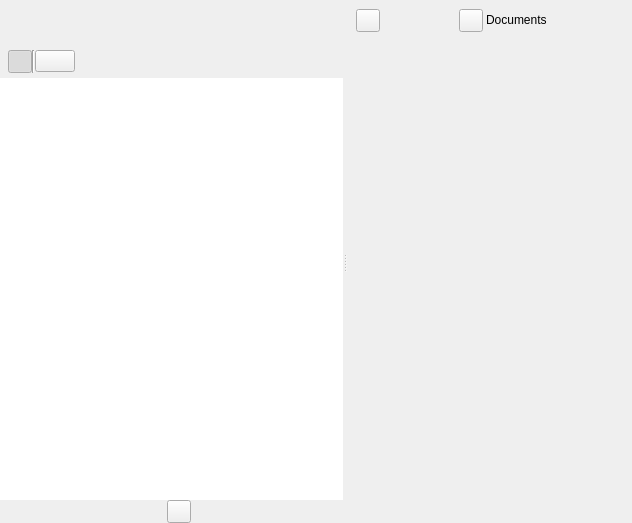
Qt form ui/notes_view.ui (zkovari/plotlyst) before a commit.
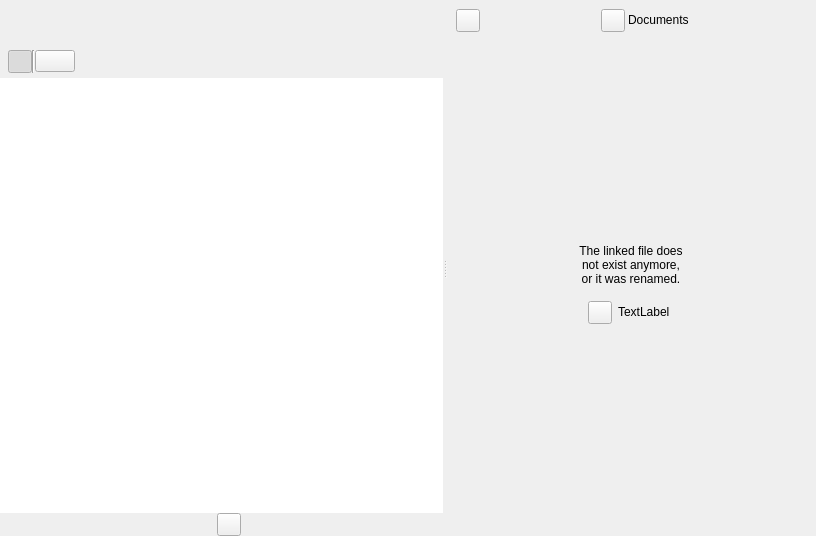
The same form after that commit. Custom widgets are drawn as their Qt base class.

Commit message: error msg

```diff
--- a/ui/notes_view.ui
+++ b/ui/notes_view.ui
@@ -6,8 +6,8 @@
    <rect>
     <x>0</x>
     <y>0</y>
-    <width>632</width>
-    <height>523</height>
+    <width>816</width>
+    <height>536</height>
    </rect>
   </property>
   <property name="windowTitle">
@@ -325,7 +325,7 @@
           </sizepolicy>
          </property>
          <property name="currentIndex">
-          <number>3</number>
+          <number>4</number>
          </property>
          <widget class="QWidget" name="docEditorPage">
           <property name="relaxed-white-bg" stdset="0">
@@ -395,6 +395,76 @@
            <bool>true</bool>
           </property>
          </widget>
+         <widget class="QWidget" name="missingFilePage">
+          <property name="relaxed-white-bg" stdset="0">
+           <bool>true</bool>
+          </property>
+          <layout class="QVBoxLayout" name="verticalLayout_7">
+           <item alignment="Qt::AlignHCenter|Qt::AlignVCenter">
+            <widget class="QWidget" name="widget" native="true">
+             <layout class="QVBoxLayout" name="verticalLayout_8">
+              <item>
+               <widget class="QLabel" name="lblMissingFile">
+                <property name="text">
+                 <string>The linked file does not exist anymore, or it was renamed.</string>
+                </property>
+                <property name="alignment">
+                 <set>Qt::AlignCenter</set>
+                </property>
+                <property name="wordWrap">
+                 <bool>true</bool>
+                </property>
+                <property name="textInteractionFlags">
+                 <set>Qt::LinksAccessibleByMouse|Qt::TextSelectableByMouse</set>
+                </property>
+                <property name="h3" stdset="0">
+                 <bool>true</bool>
+                </property>
+                <property name="error" stdset="0">
+                 <bool>true</bool>
+                </property>
+               </widget>
+              </item>
+              <item>
+               <widget class="QWidget" name="widget_2" native="true">
+                <layout class="QHBoxLayout" name="horizontalLayout_4">
+                 <item alignment="Qt::AlignTop">
+                  <widget class="QToolButton" name="btnMissingFile">
+                   <property name="text">
+                    <string/>
+                   </property>
+                   <property name="transparent" stdset="0">
+                    <bool>true</bool>
+                   </property>
+                  </widget>
+                 </item>
+                 <item>
+                  <widget class="QLabel" name="lblMissingFileReference">
+                   <property name="sizePolicy">
+                    <sizepolicy hsizetype="Expanding" vsizetype="Preferred">
+                     <horstretch>0</horstretch>
+                     <verstretch>0</verstretch>
+                    </sizepolicy>
+                   </property>
+                   <property name="text">
+                    <string>TextLabel</string>
+                   </property>
+                   <property name="wordWrap">
+                    <bool>true</bool>
+                   </property>
+                   <property name="textInteractionFlags">
+                    <set>Qt::LinksAccessibleByMouse|Qt::TextSelectableByMouse</set>
+                   </property>
+                  </widget>
+                 </item>
+                </layout>
+               </widget>
+              </item>
+             </layout>
+            </widget>
+           </item>
+          </layout>
+         </widget>
         </widget>
        </item>
       </layout>
```
The commit also changes 1 other file.
